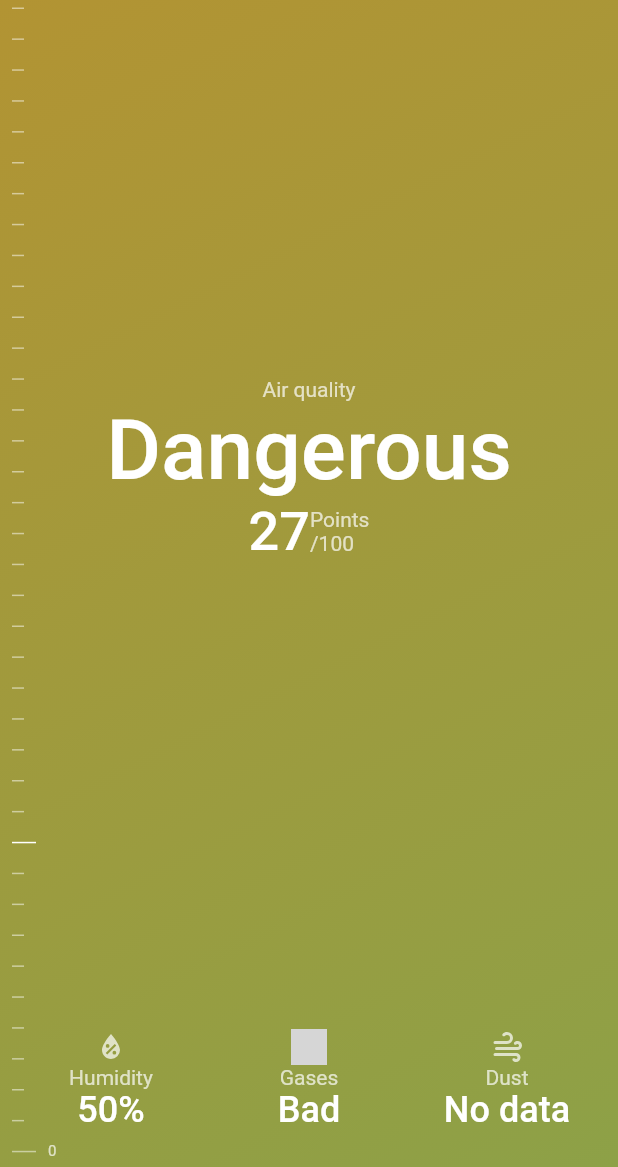
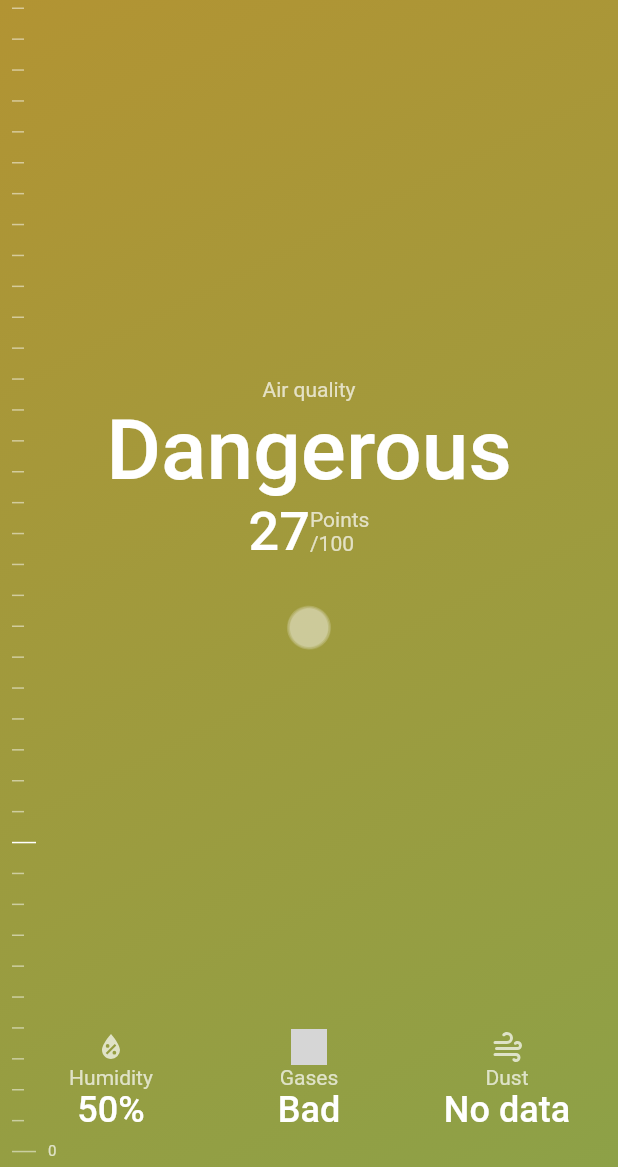
Before and after one commit to kekland/demal-app, a Flutter app: the first screen one second after launch, on a phone screen of 412 x 824 dp, the part 69-1236 px from its top. Run offline on Flutter 3.47's test engine with Material 2 defaults, Android fonts, the light colour scheme and no system bars; our stand-ins replace flutter_svg; grey boxes are pictures that could not be loaded.

Commit message:
Finished respiration animation

```diff
--- /dev/null
+++ b/lib/status_page/respiration_animation/circle.dart
@@ -0,0 +1,20 @@
+import 'package:flutter/material.dart';
+
+class SemiTransparentCircleWidget extends StatelessWidget {
+  final double radius;
+  final Color color;
+
+  const SemiTransparentCircleWidget({Key key, this.radius, this.color}) : super(key: key);
+  @override
+  Widget build(BuildContext context) {
+    return Container(
+      width: radius * 2,
+      height: radius * 2,
+      decoration: BoxDecoration(
+        borderRadius: BorderRadius.circular(radius),
+        backgroundBlendMode: BlendMode.screen,
+        color: color.withOpacity(0.1),
+      ),
+    );
+  }
+}
--- a/lib/status_page/respiration_animation/respiration_circle.dart
+++ b/lib/status_page/respiration_animation/respiration_circle.dart
@@ -1,3 +1,4 @@
+import 'package:dem_al/status_page/respiration_animation/circle.dart';
 import 'package:flutter/material.dart';
 
 class RespirationCircleWidget extends StatefulWidget {
@@ -18,15 +19,12 @@ class _RespirationCircleWidgetState extends State<RespirationCircleWidget>
   void initState() {
     super.initState();
     controller =
-        AnimationController(vsync: this, duration: Duration(seconds: 2));
+        AnimationController(vsync: this, duration: Duration(seconds: 4));
 
     controller.addStatusListener((status) {
-      if(status == AnimationStatus.completed) {
-        controller.duration = Duration(seconds: 3);
+      if (status == AnimationStatus.completed) {
         controller.reverse();
-      }
-      else if(status == AnimationStatus.dismissed) {
-        controller.duration = Duration(seconds: 2);
+      } else if (status == AnimationStatus.dismissed) {
         controller.forward();
       }
     });
@@ -35,7 +33,11 @@ class _RespirationCircleWidgetState extends State<RespirationCircleWidget>
       setState(() {});
     });
 
-    animation = CurvedAnimation(parent: controller, curve: Curves.decelerate, reverseCurve: Curves.decelerate);
+    animation = CurvedAnimation(
+        parent: controller,
+        curve: Curves.easeInOut,
+        reverseCurve: Curves.easeInOut);
+    controller.forward();
   }
 
   @override
@@ -47,13 +49,42 @@ class _RespirationCircleWidgetState extends State<RespirationCircleWidget>
   @override
   Widget build(BuildContext context) {
     return ScaleTransition(
-      scale: animation,
-      child: Container(
-        width: widget.radius * 2.0,
-        height: widget.radius * 2.0,
-        decoration: BoxDecoration(
-          color: Colors.white10,
-          borderRadius: BorderRadius.circular(widget.radius),
+      scale: AlwaysStoppedAnimation(0.15 + (0.85 * animation.value)),
+      child: RotationTransition(
+        turns: AlwaysStoppedAnimation(animation.value * 0.5),
+        child: Stack(
+          children: [
+            Transform(
+              transform: Matrix4.translationValues(
+                  -35.0 * animation.value, -50.0 * animation.value, 0.0),
+              child: SemiTransparentCircleWidget(radius: 62.5, color: Colors.white),
+            ),
+            Transform(
+              transform: Matrix4.translationValues(
+                  35.0 * animation.value, -50.0 * animation.value, 0.0),
+              child: SemiTransparentCircleWidget(radius: 62.5, color: Colors.white),
+            ),
+            Transform(
+              transform: Matrix4.translationValues(
+                  -60.0 * animation.value, 0.0 * animation.value, 0.0),
+              child: SemiTransparentCircleWidget(radius: 62.5, color: Colors.white),
+            ),
+            Transform(
+              transform: Matrix4.translationValues(
+                  60.0 * animation.value, 0.0 * animation.value, 0.0),
+              child: SemiTransparentCircleWidget(radius: 62.5, color: Colors.white),
+            ),
+            Transform(
+              transform: Matrix4.translationValues(
+                  -35.0 * animation.value, 50.0 * animation.value, 0.0),
+              child: SemiTransparentCircleWidget(radius: 62.5, color: Colors.white),
+            ),
+            Transform(
+              transform: Matrix4.translationValues(
+                  35.0 * animation.value, 50.0 * animation.value, 0.0),
+              child: SemiTransparentCircleWidget(radius: 62.5, color: Colors.white),
+            ),
+          ],
         ),
       ),
     );
--- a/lib/status_page/status_page.dart
+++ b/lib/status_page/status_page.dart
@@ -5,6 +5,7 @@ import 'package:dem_al/status_page/air_quality_widget.dart';
 import 'package:dem_al/status_page/app_title.dart';
 import 'package:dem_al/status_page/colored_background.dart';
 import 'package:dem_al/status_page/data_widget.dart';
+import 'package:dem_al/status_page/respiration_animation/respiration_circle.dart';
 import 'package:dem_al/status_page/slider_percent.dart';
 import 'package:dem_al/status_page/wave_background/wave_background.dart';
 import 'package:dem_al/tab_widget.dart';
@@ -154,7 +155,12 @@ class _StatusPageState extends State<StatusPage> with TickerProviderStateMixin {
                     ],
                   ),
                 ),
-              ),/*
+              ),
+              Align(
+                alignment: AlignmentDirectional(0.0, 0.15),
+                child: RespirationCircleWidget(radius: 128.0),
+              ),
+              /*
               Align(
                 alignment: AlignmentDirectional.bottomStart,
                 child: WaveBackgroundWidget(
```
